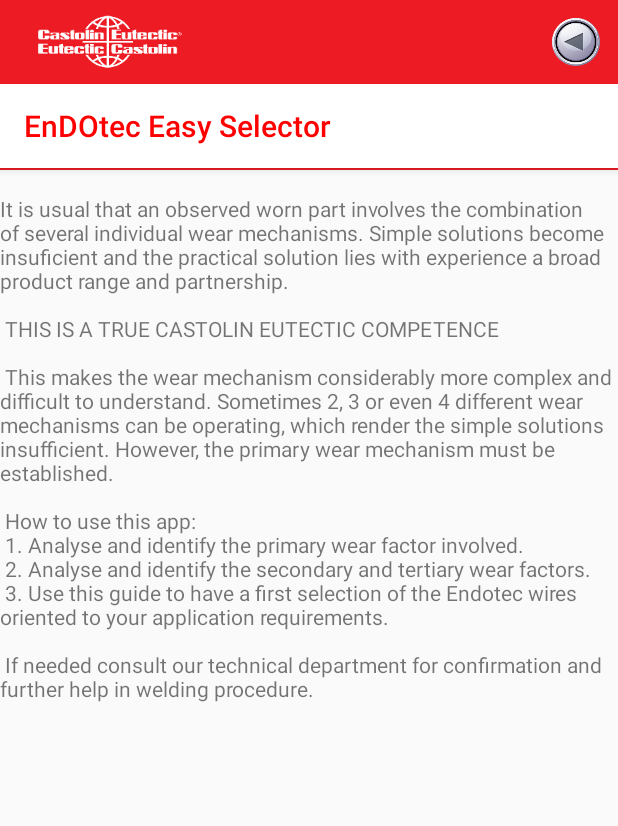
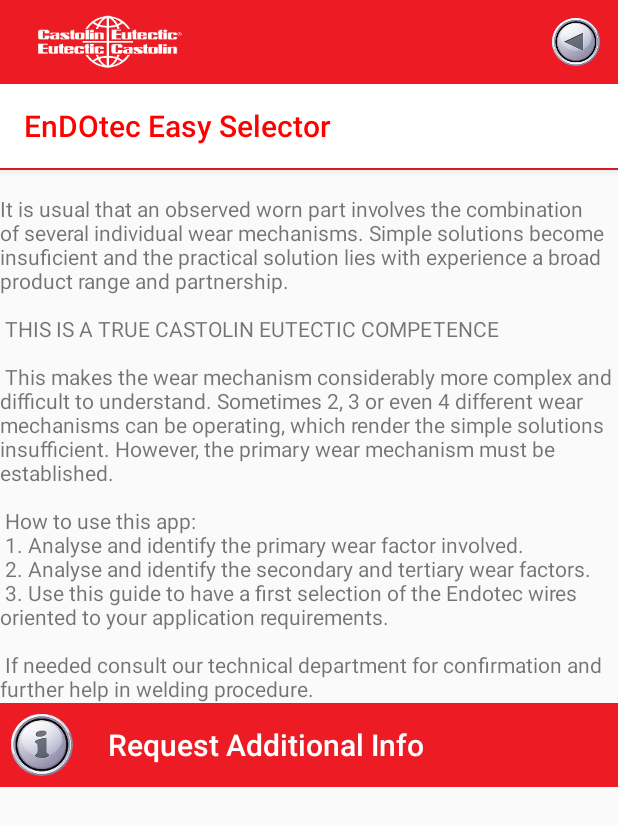
Before and after one commit to mmiguel2016/NewEasySelector, an Android app: the ReadMe screen opened directly, with no data from a screen before it, on a phone screen of 412 x 824 dp. Shown: the top 826 px of the screen. Run offline under Robolectric (Android 15) with nearby library versions, the phone set to English and light mode, and no system bars.

Commit message:
21.06.16

```diff
--- a/app/src/main/java/com/castolin/easyselector/ReadMe.java
+++ b/app/src/main/java/com/castolin/easyselector/ReadMe.java
@@ -25,6 +25,20 @@ public class ReadMe extends AppCompatActivity {
         toolbarHeader.setTitle(getString(R.string.title_activity_read_me));
         toolbarHeader.setTitleTextColor(Color.RED);
 
+        Toolbar toolbarBottom = (Toolbar) findViewById(R.id.toolbar_bottom);
+        toolbarBottom.setTitle(getString(R.string.action_technical_support));
+        toolbarBottom.setTitleTextColor(Color.WHITE);
+        toolbarBottom.setNavigationIcon(R.drawable.info);
+
+                /* Listener for the bottom toolbar */
+        toolbarBottom.setOnClickListener(new View.OnClickListener() {
+            @Override
+            public void onClick(View v) {
+                Intent intent = new Intent(ReadMe.this, Feedback.class);
+                startActivity(intent);
+            }
+        });
+
         TextView textView=(TextView) findViewById(R.id.ReadMetextView);
 
 
--- a/app/src/main/res/layout/content_read_me.xml
+++ b/app/src/main/res/layout/content_read_me.xml
@@ -27,5 +27,12 @@
         android:id="@+id/ReadMetextView"
         android:layout_width="wrap_content"
         android:layout_height="wrap_content" />
+
+        <android.support.v7.widget.Toolbar
+            android:id="@+id/toolbar_bottom"
+            android:layout_width="fill_parent"
+            android:layout_height="wrap_content"
+            android:background="#ed1c24" />
+
     </LinearLayout>
 </ScrollView>
```
